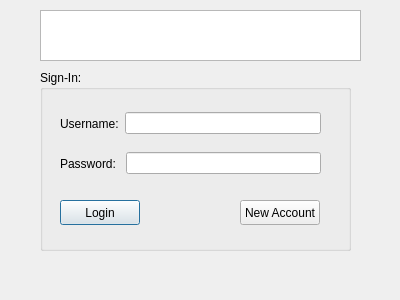
First picture: the form in Draw_Shape/login.ui, repository Pu12dy/CS_1C-Group-Project, before the edit.
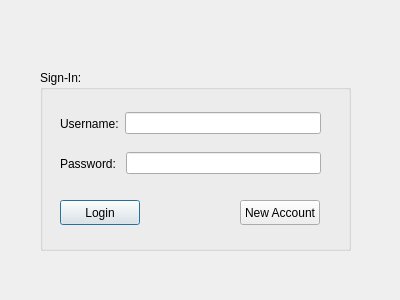
Second picture: the form after the edit. Icons and pictures are not drawn.

Commit message: Added Logos to contact us and login

```diff
--- a/Draw_Shape/login.ui
+++ b/Draw_Shape/login.ui
@@ -13,16 +13,6 @@
   <property name="windowTitle">
    <string>Dialog</string>
   </property>
-  <widget class="QGraphicsView" name="Logo">
-   <property name="geometry">
-    <rect>
-     <x>40</x>
-     <y>10</y>
-     <width>321</width>
-     <height>51</height>
-    </rect>
-   </property>
-  </widget>
   <widget class="QGroupBox" name="groupBox">
    <property name="geometry">
     <rect>
@@ -106,6 +96,25 @@
     </property>
    </widget>
   </widget>
+  <widget class="QLabel" name="label_3">
+   <property name="geometry">
+    <rect>
+     <x>20</x>
+     <y>10</y>
+     <width>361</width>
+     <height>51</height>
+    </rect>
+   </property>
+   <property name="text">
+    <string/>
+   </property>
+   <property name="pixmap">
+    <pixmap resource="resource.qrc">:/rec/img/Memory_Leak_Logo.png</pixmap>
+   </property>
+   <property name="scaledContents">
+    <bool>true</bool>
+   </property>
+  </widget>
  </widget>
  <resources/>
  <connections/>
```
Left out of the diff: 4 changed lines with no effect on the pictures. The commit also changes 2 other files.
